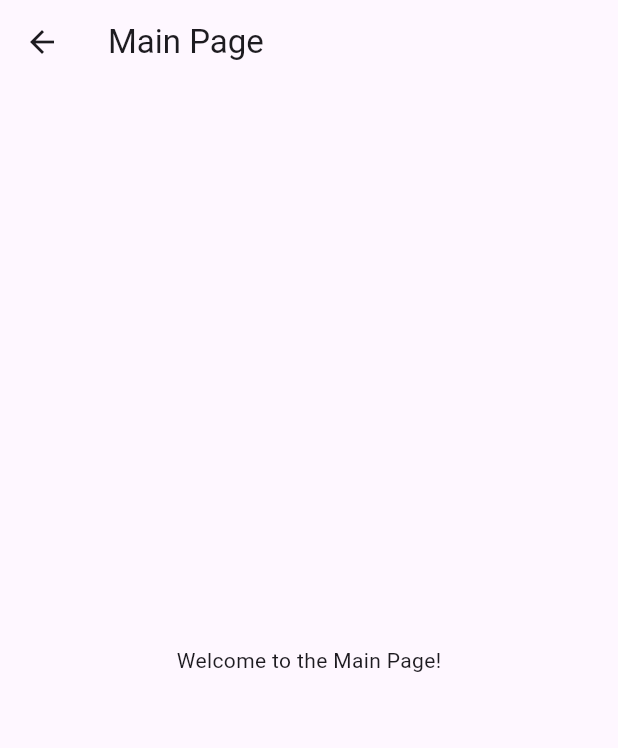
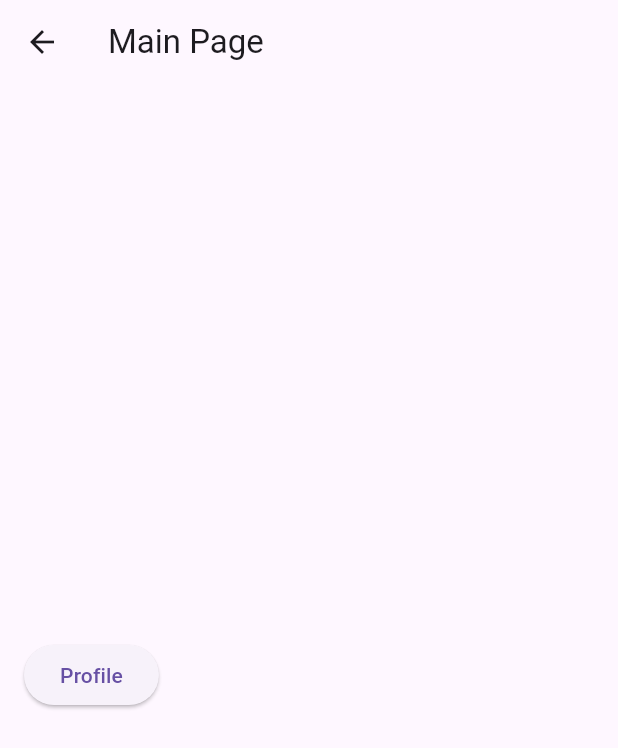
Before and after one commit to Sanjana0823/MyBete, a Flutter app: the MainPage screen opened by its route, on a phone screen of 412 x 824 dp. Shown: the top 748 px of the screen. Run offline on Flutter 3.47's test engine with Material 3 defaults, Android fonts, the phone set to English and light mode, and no system bars.

Commit message:
Add profile page to main

```diff
--- a/mybete_frontend/lib/main.dart
+++ b/mybete_frontend/lib/main.dart
@@ -234,6 +234,7 @@
 // }
 
 import 'package:flutter/material.dart';
+import 'package:mybete_frontend/profile.dart';
 import 'logIn.dart';
 import 'signUp.dart';
 
@@ -251,6 +252,7 @@
         '/': (context) => LogInPage(),
         '/signup': (context) => SignUpPage(),
         '/main': (context) => MainPage(),
+        '/profile': (context) => Profile(),
       },
     );
   }
@@ -263,9 +265,22 @@
       appBar: AppBar(
         title: Text('Main Page'),
       ),
-      body: Center(
-        child: Text('Welcome to the Main Page!'),
-      ),
+      body: Padding(
+        padding: EdgeInsets.all(16.0),
+        child: Column(
+          mainAxisAlignment: MainAxisAlignment.center,
+          children: [
+            SizedBox(height: 20),
+            ElevatedButton(
+                    onPressed: () {
+                      Navigator.pushReplacementNamed(context, '/profile');
+                    },
+                    child: Text('Profile'),
+            ),
+
+          ]
+        )
+      )
     );
   }
 }
```
